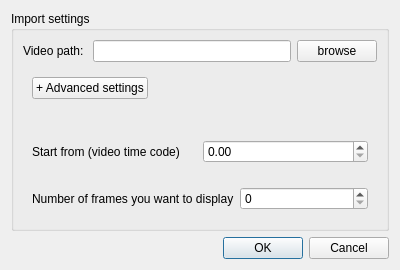
This is source/initialdialog.ui in KirxSheppard/MSFplayer as Qt 5 draws it before an edit. The edited form follows.
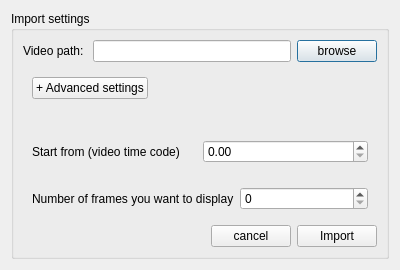
This is the edited form.

What changed in the file:
```diff
--- a/source/initialdialog.ui
+++ b/source/initialdialog.ui
@@ -112,19 +112,40 @@
         </layout>
        </widget>
       </item>
+      <item>
+       <layout class="QHBoxLayout" name="horizontalLayout_5">
+        <item>
+         <spacer name="horizontalSpacer_2">
+          <property name="orientation">
+           <enum>Qt::Horizontal</enum>
+          </property>
+          <property name="sizeHint" stdset="0">
+           <size>
+            <width>40</width>
+            <height>20</height>
+           </size>
+          </property>
+         </spacer>
+        </item>
+        <item>
+         <widget class="QPushButton" name="pushButton_cancel">
+          <property name="text">
+           <string>cancel</string>
+          </property>
+         </widget>
+        </item>
+        <item>
+         <widget class="QPushButton" name="pushButton_import">
+          <property name="text">
+           <string>Import</string>
+          </property>
+         </widget>
+        </item>
+       </layout>
+      </item>
      </layout>
     </widget>
    </item>
-   <item>
-    <widget class="QDialogButtonBox" name="buttonBox">
-     <property name="orientation">
-      <enum>Qt::Horizontal</enum>
-     </property>
-     <property name="standardButtons">
-      <set>QDialogButtonBox::Cancel|QDialogButtonBox::Ok</set>
-     </property>
-    </widget>
-   </item>
   </layout>
  </widget>
  <resources/>
```
Left out of the diff: 35 changed lines with no effect on the pictures.
